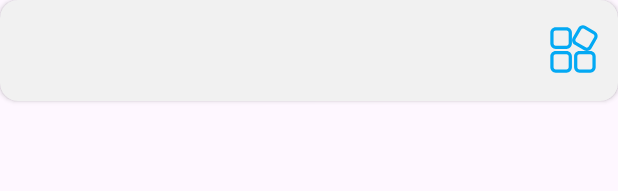
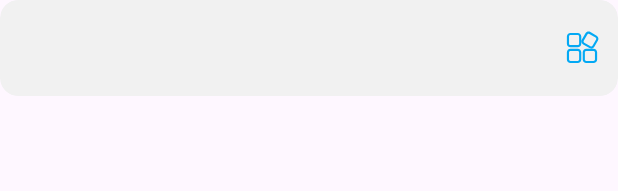
Before and after one commit to ImGaram/nb_camp_project, an Android app: the layout item_search_app_categories.xml on its own in the app's theme, with its tools: preview values and no code run, on a phone screen of 412 x 824 dp. Shown: the top 191 px of the screen. Run offline under Robolectric (Android 15) with nearby library versions, the phone set to English and light mode, and no system bars.

Commit message:
:lipstick: :: 수준별 학습반 개인 과제 v3 검색 UI 디테일 다듬기

```diff
--- a/standard_class/clone_ui/app/src/main/res/layout/item_search_app_categories.xml
+++ b/standard_class/clone_ui/app/src/main/res/layout/item_search_app_categories.xml
@@ -2,26 +2,30 @@
 <androidx.cardview.widget.CardView xmlns:android="http://schemas.android.com/apk/res/android"
     xmlns:app="http://schemas.android.com/apk/res-auto"
     android:layout_width="match_parent"
-    android:layout_height="wrap_content"
+    android:layout_height="64dp"
     app:cardCornerRadius="12dp"
-    app:cardBackgroundColor="#F1F1F1">
+    app:cardBackgroundColor="#F1F1F1"
+    app:cardElevation="0dp">
 
     <LinearLayout
         android:layout_width="match_parent"
-        android:layout_height="wrap_content"
+        android:layout_height="match_parent"
         android:orientation="horizontal">
 
         <TextView
             android:id="@+id/item_search_category_name"
             android:layout_width="0dp"
-            android:layout_height="wrap_content"
+            android:layout_height="match_parent"
+            android:textSize="12sp"
+            android:textStyle="bold"
             android:layout_weight="1"
-            android:layout_marginVertical="24dp"
-            android:layout_marginHorizontal="12dp"/>
+            android:maxLines="2"
+            android:gravity="center_vertical"
+            android:paddingHorizontal="12dp"/>
 
         <ImageView
-            android:layout_width="36dp"
-            android:layout_height="36dp"
+            android:layout_width="24dp"
+            android:layout_height="24dp"
             android:src="@drawable/ic_search_apps_icon"
             android:layout_gravity="center"
             android:layout_marginHorizontal="12dp"/>
--- a/standard_class/clone_ui/app/src/main/res/layout/item_search_header.xml
+++ b/standard_class/clone_ui/app/src/main/res/layout/item_search_header.xml
@@ -2,15 +2,13 @@
 <LinearLayout xmlns:android="http://schemas.android.com/apk/res/android"
     android:layout_width="match_parent"
     android:layout_height="wrap_content"
-    android:paddingHorizontal="24dp"
-    android:paddingVertical="16dp"
+    android:paddingVertical="12dp"
     android:orientation="horizontal">
 
     <TextView
         android:id="@+id/item_search_header_title"
         android:layout_width="wrap_content"
         android:layout_height="wrap_content"
-        android:text="title"
         android:textStyle="bold"
         android:textSize="18sp" />
 </LinearLayout>
--- a/standard_class/clone_ui/app/src/main/res/layout/item_search_sponsor_app.xml
+++ b/standard_class/clone_ui/app/src/main/res/layout/item_search_sponsor_app.xml
@@ -4,7 +4,8 @@
     android:layout_width="match_parent"
     android:layout_height="wrap_content"
     app:cardCornerRadius="12dp"
-    app:cardBackgroundColor="#F1F1F1">
+    app:cardBackgroundColor="#F1F1F1"
+    app:cardElevation="0dp">
 
     <androidx.constraintlayout.widget.ConstraintLayout
         android:layout_width="match_parent"
```
Also changed, not shown: standard_class/clone_ui/app/src/main/res/layout/fragment_search.xml (+6 -1 lines).
